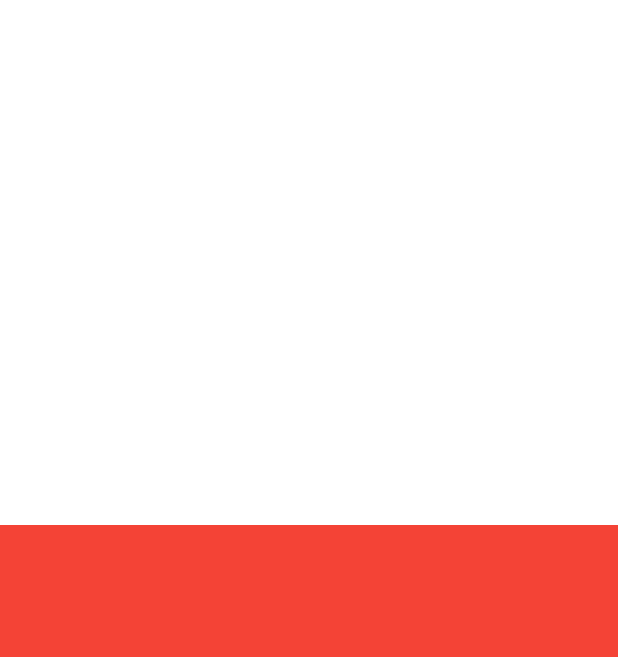
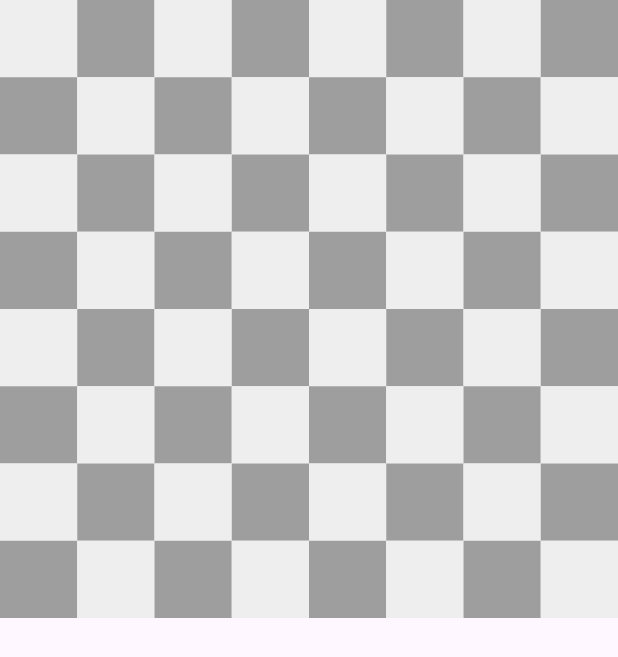
Before and after one commit to bladeheaven54-commits/Mister_White, a Flutter app: the screen it shows after launch, on a phone screen of 412 x 824 dp. Shown: the top 657 px of the screen. Run offline on Flutter 3.47's test engine with Material 3 defaults, Android fonts, the phone set to English and light mode, and no system bars.

Commit message:
bordes y cuadrados
al fin un avance grafico seguire avanzando

```diff
--- /dev/null
+++ b/lib/Viuw/cuadrados.dart
@@ -0,0 +1,11 @@
+import 'package:flutter/material.dart';
+
+class Cuadrados extends StatelessWidget {
+  final bool isWhite;
+  const Cuadrados({super.key, required this.isWhite});
+
+  @override
+  Widget build(BuildContext context) {
+    return Container(color: isWhite ? Colors.grey[200] : Colors.grey[500]);
+  }
+}
--- a/lib/Viuw/home_screen.dart
+++ /dev/null
@@ -1,29 +0,0 @@
-import 'package:flutter/material.dart';
-
-class HomeScreen extends StatelessWidget {
-  const HomeScreen({super.key});
-
-  @override
-  Widget build(BuildContext context) {
-    return Scaffold(
-      backgroundColor: Colors.teal,
-      body: SafeArea(
-        bottom: false,
-        child: Column(
-          children: [
-            Container(
-              height: 350,
-              decoration: BoxDecoration(color: Colors.white),
-            ),
-            Expanded(
-              child: Container(
-                height: 200,
-                decoration: const BoxDecoration(color: Colors.red),
-              ),
-            ),
-          ],
-        ),
-      ),
-    );
-  }
-}
--- /dev/null
+++ b/lib/game_board.dart
@@ -0,0 +1,33 @@
+import 'package:flutter/material.dart';
+import 'package:hola_word/Viuw/cuadrados.dart';
+
+class GameBoard extends StatefulWidget {
+  const GameBoard({super.key});
+
+  @override
+  State<GameBoard> createState() => _GameBoardstate();
+}
+
+class _GameBoardstate extends State<GameBoard> {
+  @override
+  Widget build(BuildContext context) {
+    return Scaffold(
+      body: GridView.builder(
+        itemCount: 8 * 8,
+        //Las physics conjelan la tabla
+        physics: const NeverScrollableScrollPhysics(),
+        gridDelegate: const SliverGridDelegateWithFixedCrossAxisCount(
+          crossAxisCount: 8,
+        ),
+        itemBuilder: (context, index) {
+          int x = index ~/ 8;
+          int y = index % 8;
+
+          bool isWhite = (x + y) % 2 == 0;
+
+          return Cuadrados(isWhite: isWhite);
+        },
+      ),
+    );
+  }
+}
--- a/lib/main.dart
+++ b/lib/main.dart
@@ -1,5 +1,5 @@
 import 'package:flutter/material.dart';
-import 'package:hola_word/Viuw/home_screen.dart';
+import 'package:hola_word/game_board.dart';
 
 void main() async {
   WidgetsFlutterBinding.ensureInitialized();
@@ -11,27 +11,6 @@
 
   @override
   Widget build(BuildContext context) {
-    return MaterialApp(
-      debugShowCheckedModeBanner: false,
-      title: 'LBB',
-      theme: ThemeData(
-        brightness: Brightness.dark,
-        scaffoldBackgroundColor: const Color.fromARGB(0, 238, 39, 39),
-        primaryColor: Colors.cyanAccent,
-        elevatedButtonTheme: ElevatedButtonThemeData(
-          style: ElevatedButton.styleFrom(
-            backgroundColor: Colors.blueAccent.withValues(alpha: 0.1),
-            foregroundColor: Colors.cyanAccent,
-            side: const BorderSide(color: Colors.cyanAccent, width: 2),
-            shadowColor: Colors.cyanAccent.withValues(alpha: 0.5),
-            elevation: 10,
-            shape: RoundedRectangleBorder(
-              borderRadius: BorderRadius.circular(4),
-            ),
-          ),
-        ),
-      ),
-      home: HomeScreen(),
-    );
+    return MaterialApp(debugShowCheckedModeBanner: false, home: GameBoard());
   }
 }
```
